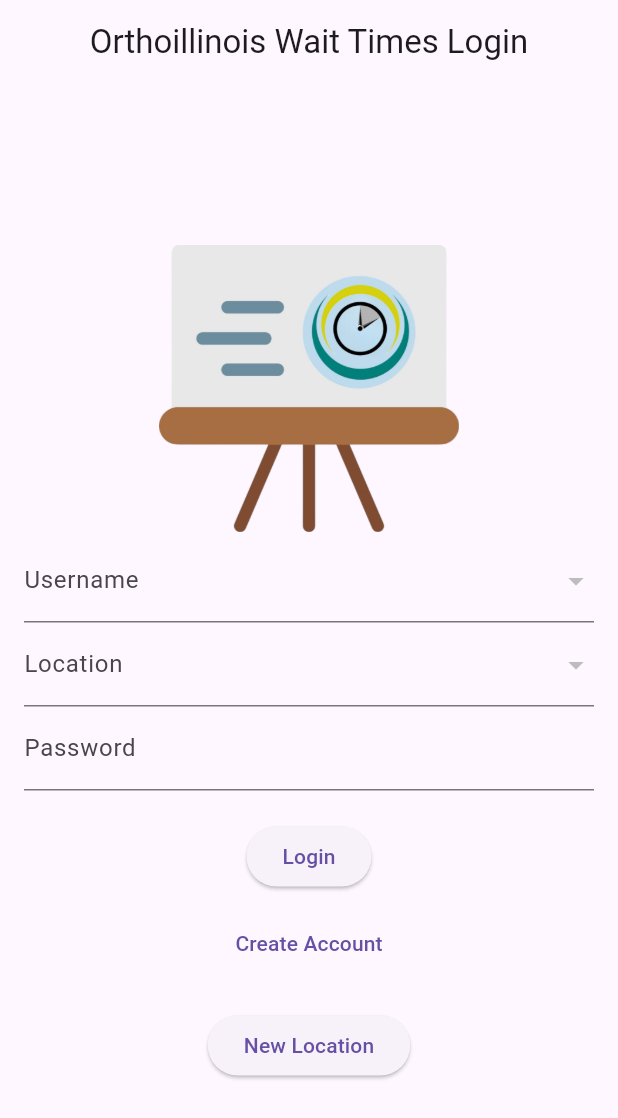
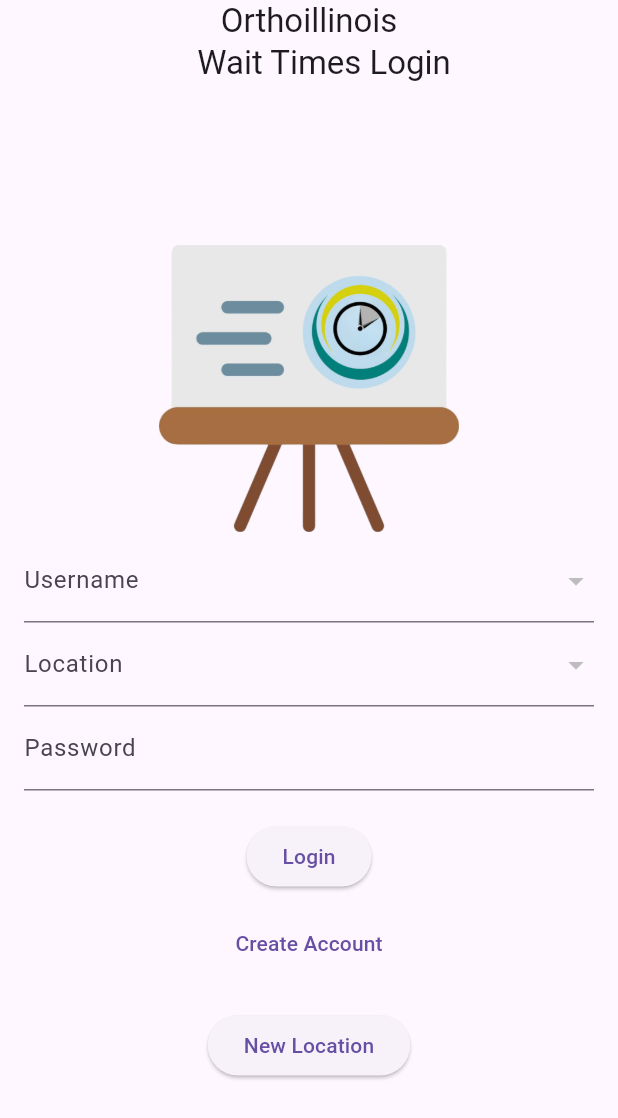
Before and after one commit to KCUkeka/waitingboard, a Flutter app: the screen it shows after launch, on a phone screen of 412 x 824 dp. Shown: the top 1118 px of the screen. Run offline on Flutter 3.47's test engine with Material 3 defaults, Android fonts, the phone set to English and light mode, and no system bars; our stand-ins replace shared_preferences; missing offline and left inert: mysql1; network calls fail.

Commit message:
Made Orthoillionis login to be 2 lines

```diff
--- a/lib/screens/login_page.dart
+++ b/lib/screens/login_page.dart
@@ -282,7 +282,18 @@ Future<void> _login() async {
   Widget build(BuildContext context) {
     return Scaffold(
       appBar: AppBar(
-        title: Center(child: Text('Orthoillinois Wait Times Login')),
+        title: Container(
+          alignment: Alignment.center,
+          child: Column(
+            children: [
+              Text('Orthoillinois'),
+              Padding(
+                padding: EdgeInsets.only(left: 20.0),
+                child: Text('Wait Times Login'),
+              ),
+            ],
+          ),
+        ),
       ),
       body: Padding(
         padding: const EdgeInsets.all(16.0),
```
